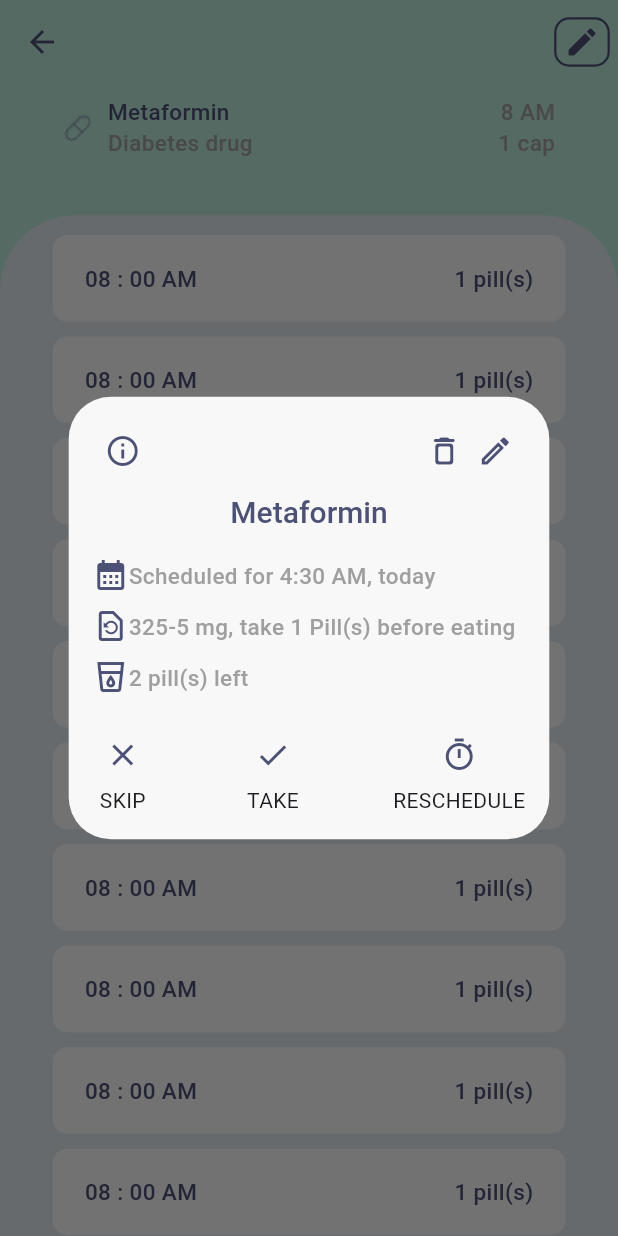
After one commit to Mariamshahir/medical_care, a Flutter app: the EditAdd screen opened by its route, after a tap on "08 : 00 AM", on a phone screen of 412 x 824 dp. The commit adds this screen. Run offline on Flutter 3.47's test engine with Material 3 defaults, Android fonts, the phone set to English and light mode, and no system bars; our stand-ins replace smooth_page_indicator; missing offline and left inert: time_picker_spinner.

Commit message:
finish Popup Dialog

```diff
--- a/lib/homescreen.dart
+++ b/lib/homescreen.dart
@@ -2,7 +2,7 @@ import 'package:flutter/material.dart';
 import 'package:medical_care/screens/add_drug.dart';
 import 'package:medical_care/screens/profile.dart';
 import 'package:medical_care/screens/questions.dart';
-import 'package:medical_care/screens/remamber.dart';
+import 'package:medical_care/widget/remamber.dart';
 import 'package:medical_care/utils/aap_theme.dart';
 import 'package:medical_care/utils/app_assets.dart';
 import 'package:medical_care/utils/app_colors.dart';
--- a/lib/screens/add_drug.dart
+++ b/lib/screens/add_drug.dart
@@ -1,6 +1,7 @@
 import 'package:flutter/material.dart';
 import 'package:medical_care/screens/edit_add.dart';
-import 'package:medical_care/screens/remamber.dart';
+import 'package:medical_care/screens/questions.dart';
+import 'package:medical_care/widget/remamber.dart';
 import 'package:medical_care/utils/aap_theme.dart';
 import 'package:medical_care/utils/app_assets.dart';
 import 'package:medical_care/utils/app_colors.dart';
@@ -90,7 +91,7 @@ class AddDrug extends StatelessWidget {
             ),
             const Spacer(),
             const NextSteps(
-                nextStep: EditAdd.routeName, nameNextStep: "Add new drug")
+                nextStep: Questions.routeName, nameNextStep: "Add new drug")
           ],
         ),
       ),
--- a/lib/screens/edit_add.dart
+++ b/lib/screens/edit_add.dart
@@ -1,8 +1,9 @@
 import 'package:flutter/material.dart';
-import 'package:medical_care/screens/remamber.dart';
+import 'package:medical_care/widget/remamber.dart';
 import 'package:medical_care/utils/app_assets.dart';
 import 'package:medical_care/utils/app_colors.dart';
 import 'package:medical_care/widget/pill.dart';
+import 'package:medical_care/widget/popup_dialog.dart';
 
 class EditAdd extends StatelessWidget {
   static const String routeName = "editadd";
@@ -38,7 +39,7 @@ class EditAdd extends StatelessWidget {
           children: [
             const Remamber(
               title: "Metaformin",
-              disc: "Diabetes drug ",
+              disc: "Diabetes drug",
               time: "8 AM",
               backgroundColor: AppColors.green,
               img: AppAssets.drug,
@@ -46,7 +47,7 @@ class EditAdd extends StatelessWidget {
               rem: "1 cap",
               colorIcon: AppColors.primaryColor,
             ),
-            const SizedBox(height: 30,),
+            const SizedBox(height: 30),
             Container(
               padding: const EdgeInsets.symmetric(horizontal: 35),
               width: MediaQuery.of(context).size.width,
@@ -56,16 +57,24 @@ class EditAdd extends StatelessWidget {
                 borderRadius: BorderRadius.vertical(
                     top: Radius.circular(50), bottom: Radius.zero),
               ),
-              child: const Padding(
-                padding: EdgeInsets.symmetric(vertical: 8,),
-                ///ListView
-                child: Column(
-                  children: [
-                    Pill(),
-                  ],
-                ),
+              child: Padding(
+                padding: const EdgeInsets.symmetric(vertical: 8),
+                child: ListView.builder(
+                    itemCount: 20,
+                    itemBuilder: (context,index){
+                  return Padding(
+                    padding: const EdgeInsets.symmetric(vertical: 5),
+                    child: InkWell(
+                        onTap: (){
+                          showDialog(context: context, builder: (BuildContext context){
+                            return const PopupDialog();
+                          });
+                        },
+                        child: const Pill()),
+                  );
+                }),
               ),
-            )
+            ),
           ],
         ),
       ),
--- /dev/null
+++ b/lib/widget/popup_dialog.dart
@@ -0,0 +1,155 @@
+import 'package:flutter/material.dart';
+import 'package:medical_care/utils/aap_theme.dart';
+import 'package:medical_care/utils/app_colors.dart';
+
+class PopupDialog extends StatefulWidget {
+  const PopupDialog({super.key});
+
+  @override
+  State<PopupDialog> createState() => _PopupDialogState();
+}
+
+class _PopupDialogState extends State<PopupDialog> {
+  bool isSelectedSkip = false;
+  bool isSelectedTake = false;
+  bool isSelectedReschedule = false;
+
+  @override
+  Widget build(BuildContext context) {
+    return AlertDialog(
+      alignment: Alignment.center,
+      backgroundColor: AppColors.white,
+      contentPadding: const EdgeInsets.all(16),
+      icon: const Row(
+        children: [
+          Icon(Icons.info_outline),
+          Spacer(),
+          Icon(Icons.delete_outline_rounded),
+          SizedBox(width: 10),
+          Icon(Icons.edit_outlined),
+        ],
+      ),
+      iconColor: AppColors.primaryColor,
+      title: Center(
+        child: Text(
+          "Metaformin",
+          style: AppTheme.dialog.copyWith(fontSize: 20),
+        ),
+      ),
+      content: SizedBox(
+        width: MediaQuery.of(context).size.width * 0.7,
+        child: Column(
+          mainAxisSize: MainAxisSize.min,
+          crossAxisAlignment: CrossAxisAlignment.start,
+          children: [
+            const Row(
+              children: [
+                Icon(Icons.calendar_month, color: AppColors.primaryColor),
+                Text(
+                  "Scheduled for 4:30 AM, today",
+                  style: AppTheme.formtext,
+                ),
+              ],
+            ),
+            const SizedBox(height: 10),
+            const Row(
+              children: [
+                Icon(Icons.restore_page_outlined,
+                    color: AppColors.primaryColor),
+                Text(
+                  "325-5 mg, take 1 Pill(s) before eating",
+                  style: AppTheme.formtext,
+                ),
+              ],
+            ),
+            const SizedBox(height: 10),
+            const Row(
+              children: [
+                Icon(Icons.local_drink_outlined, color: AppColors.primaryColor),
+                Text("2 pill(s) left", style: AppTheme.formtext),
+              ],
+            ),
+            const SizedBox(height: 20),
+            Row(
+              mainAxisAlignment: MainAxisAlignment.spaceBetween,
+              children: [
+                InkWell(
+                  onTap: () {
+                    setState(() {
+                      isSelectedSkip = !isSelectedSkip;
+                    });
+                    Future.delayed(const Duration(milliseconds: 300), () {
+                      Navigator.of(context).pop();
+                    });
+                  },
+                  child: Column(
+                    children: [
+                      CircleAvatar(
+                        backgroundColor: isSelectedSkip
+                            ? AppColors.primaryColor
+                            : AppColors.white,
+                        child: Icon(Icons.close,
+                            color: isSelectedSkip
+                                ? AppColors.white
+                                : AppColors.primaryColor),
+                      ),
+                      const Text("SKIP"),
+                    ],
+                  ),
+                ),
+                InkWell(
+                  onTap: () {
+                    setState(() {
+                      isSelectedTake = !isSelectedTake;
+                    });
+                    Future.delayed(const Duration(milliseconds: 300), () {
+                      Navigator.of(context).pop();
+                    });
+                  },
+                  child: Column(
+                    children: [
+                      CircleAvatar(
+                        backgroundColor: isSelectedTake
+                            ? AppColors.primaryColor
+                            : AppColors.white,
+                        child: Icon(Icons.check,
+                            color: isSelectedTake
+                                ? AppColors.white
+                                : AppColors.primaryColor),
+                      ),
+                      const Text("TAKE"),
+                    ],
+                  ),
+                ),
+                InkWell(
+                  onTap: () {
+                    setState(() {
+                      isSelectedReschedule = !isSelectedReschedule;
+                    });
+                    Future.delayed(const Duration(milliseconds: 300), () {
+                      Navigator.of(context).pop();
+                    });
+                  },
+                  child: Column(
+                    children: [
+                      CircleAvatar(
+                        backgroundColor: isSelectedReschedule
+                            ? AppColors.primaryColor
+                            : AppColors.white,
+                        child: Icon(Icons.timer_sharp,
+                            color: isSelectedReschedule
+                                ? AppColors.white
+                                : AppColors.primaryColor),
+                      ),
+                      const Text("RESCHEDULE"),
+                    ],
+                  ),
+                ),
+              ],
+            ),
+          ],
+        ),
+      ),
+    );
+  }
+}
--- a/lib/screens/remamber.dart
+++ b/lib/widget/remamber.dart
@@ -1,5 +1,4 @@
 import 'package:flutter/material.dart';
-import 'package:medical_care/screens/add_drug.dart';
 import 'package:medical_care/utils/aap_theme.dart';
 import 'package:medical_care/utils/app_colors.dart';
 
```
